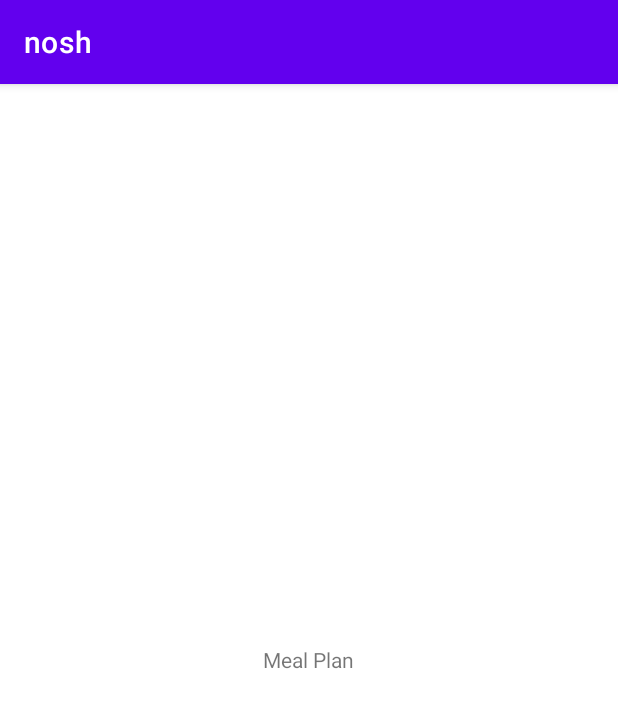
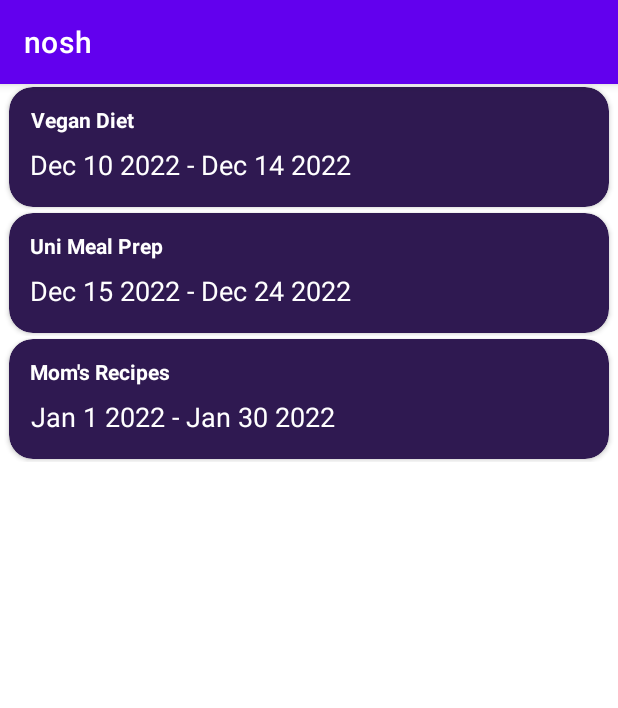
Before and after one commit to CMPUT301F22T04/nosh, an Android app: the fragment PlanFragment shown on its own in the app's theme, on a phone screen of 412 x 824 dp. Shown: the top 708 px of the screen. Run offline under Robolectric (Android 15) with nearby library versions, the light colour scheme and no system bars.

Commit message:
Adding meal plan recycler view

```diff
--- /dev/null
+++ b/app/src/main/java/com/example/nosh/fragments/plan/MealPlan_RecyclerViewAdapter.java
@@ -0,0 +1,59 @@
+package com.example.nosh.fragments.plan;
+
+import android.content.Context;
+import android.view.LayoutInflater;
+import android.view.View;
+import android.view.ViewGroup;
+import android.widget.TextView;
+
+import androidx.annotation.NonNull;
+import androidx.recyclerview.widget.RecyclerView;
+
+import com.example.nosh.R;
+
+import java.util.ArrayList;
+
+public class MealPlan_RecyclerViewAdapter extends RecyclerView.Adapter<MealPlan_RecyclerViewAdapter.MyViewHolder> {
+    private Context context;
+    private ArrayList<MockMealPlan> mealPlans;
+
+    public MealPlan_RecyclerViewAdapter(Context context, ArrayList<MockMealPlan> mealPlans){
+        this.context = context;
+        this.mealPlans = mealPlans;
+    }
+
+    @NonNull
+    @Override
+    public MealPlan_RecyclerViewAdapter.MyViewHolder onCreateViewHolder(@NonNull ViewGroup parent, int viewType) {
+        // inflate layout
+        LayoutInflater inflater = LayoutInflater.from(context);
+        View v = inflater.inflate(R.layout.meal_plan_recycler_view_row, parent, false);
+
+        return new MealPlan_RecyclerViewAdapter.MyViewHolder(v);
+    }
+
+    @Override
+    public void onBindViewHolder(@NonNull MealPlan_RecyclerViewAdapter.MyViewHolder holder, int position) {
+        // assign value to views
+        holder.planName.setText(mealPlans.get(position).getName());
+        holder.planSpan.setText(mealPlans.get(position).getSpan());
+    }
+
+    @Override
+    public int getItemCount() {
+        return mealPlans.size();
+    }
+
+    public static class MyViewHolder extends RecyclerView.ViewHolder{
+        // grabbing the views from recycler layout
+        TextView planName;
+        TextView planSpan;
+
+        public MyViewHolder(@NonNull View itemView) {
+            super(itemView);
+
+            planName = itemView.findViewById(R.id.plan_name);
+            planSpan = itemView.findViewById(R.id.plan_span);
+        }
+    }
+}
--- /dev/null
+++ b/app/src/main/java/com/example/nosh/fragments/plan/MockMealPlan.java
@@ -0,0 +1,27 @@
+package com.example.nosh.fragments.plan;
+
+public class MockMealPlan {
+    private String name;
+    private String span;
+
+    public MockMealPlan(String name, String span){
+        this.name = name;
+        this.span = span;
+    }
+
+    public String getName() {
+        return name;
+    }
+
+    public void setName(String name) {
+        this.name = name;
+    }
+
+    public String getSpan() {
+        return span;
+    }
+
+    public void setSpan(String span) {
+        this.span = span;
+    }
+}
--- a/app/src/main/java/com/example/nosh/fragments/plan/PlanFragment.java
+++ b/app/src/main/java/com/example/nosh/fragments/plan/PlanFragment.java
@@ -3,6 +3,8 @@ package com.example.nosh.fragments.plan;
 import android.os.Bundle;
 
 import androidx.fragment.app.Fragment;
+import androidx.recyclerview.widget.LinearLayoutManager;
+import androidx.recyclerview.widget.RecyclerView;
 
 import android.view.LayoutInflater;
 import android.view.View;
@@ -10,56 +12,52 @@ import android.view.ViewGroup;
 
 import com.example.nosh.R;
 
+import java.util.ArrayList;
+
 /**
  * A simple {@link Fragment} subclass.
  * Use the {@link PlanFragment#newInstance} factory method to
  * create an instance of this fragment.
  */
 public class PlanFragment extends Fragment {
-
-    // TODO: Rename parameter arguments, choose names that match
-    // the fragment initialization parameters, e.g. ARG_ITEM_NUMBER
-    private static final String ARG_PARAM1 = "param1";
-    private static final String ARG_PARAM2 = "param2";
-
-    // TODO: Rename and change types of parameters
-    private String mParam1;
-    private String mParam2;
+    ArrayList<MockMealPlan> mealPlans = new ArrayList<>();
 
     public PlanFragment() {
         // Required empty public constructor
     }
 
-    /**
-     * Use this factory method to create a new instance of
-     * this fragment using the provided parameters.
-     *
-     * @param param1 Parameter 1.
-     * @param param2 Parameter 2.
-     * @return A new instance of fragment PlanFragment.
-     */
-    // TODO: Rename and change types and number of parameters
     public static PlanFragment newInstance(String param1, String param2) {
         PlanFragment fragment = new PlanFragment();
-        Bundle args = new Bundle();
-        args.putString(ARG_PARAM1, param1);
-        args.putString(ARG_PARAM2, param2);
-        fragment.setArguments(args);
         return fragment;
     }
 
     @Override
     public void onCreate(Bundle savedInstanceState) {
         super.onCreate(savedInstanceState);
-        if (getArguments() != null) {
-            mParam1 = getArguments().getString(ARG_PARAM1);
-            mParam2 = getArguments().getString(ARG_PARAM2);
-        }
     }
 
     @Override
     public View onCreateView(LayoutInflater inflater, ViewGroup container, Bundle savedInstanceState) {
         // Inflate the layout for this fragment
-        return inflater.inflate(R.layout.fragment_plan, container, false);
+        View v = inflater.inflate(R.layout.fragment_plan, container, false);
+
+        RecyclerView recyclerView = v.findViewById(R.id.plan_recycler_view);
+
+        setUpTestData();
+
+        MealPlan_RecyclerViewAdapter adapter = new MealPlan_RecyclerViewAdapter(getContext(), mealPlans);
+        recyclerView.setAdapter(adapter);
+        recyclerView.setLayoutManager(new LinearLayoutManager(getContext()));
+
+        return v;
+    }
+
+    private void setUpTestData(){
+        String[] planNames = {"Vegan Diet", "Uni Meal Prep", "Mom's Recipes"};
+        String[] planSpans = {"Dec 10 2022 - Dec 14 2022", "Dec 15 2022 - Dec 24 2022", "Jan 1 2022 - Jan 30 2022"};
+
+        for (int i = 0; i < planNames.length; i++){
+            mealPlans.add(new MockMealPlan(planNames[i], planSpans[i]));
+        }
     }
 }
--- a/app/src/main/res/layout/fragment_plan.xml
+++ b/app/src/main/res/layout/fragment_plan.xml
@@ -1,21 +1,27 @@
 <?xml version="1.0" encoding="utf-8"?>
 <FrameLayout xmlns:android="http://schemas.android.com/apk/res/android"
     xmlns:tools="http://schemas.android.com/tools"
+    android:id="@+id/meal_plan_recycler_view"
     android:layout_width="match_parent"
     android:layout_height="match_parent"
     tools:context=".fragments.plan.PlanFragment">
 
     <RelativeLayout
         android:layout_width="match_parent"
-        android:layout_height="match_parent"
-        >
+        android:layout_height="match_parent">
 
-        <TextView
-            android:layout_width="wrap_content"
-            android:layout_height="wrap_content"
-            android:layout_centerInParent="true"
-            android:text="Meal Plan" />
-
+        <androidx.recyclerview.widget.RecyclerView
+            android:id="@+id/plan_recycler_view"
+            android:layout_width="match_parent"
+            android:layout_height="match_parent"
+            android:layout_alignParentStart="true"
+            android:layout_alignParentTop="true"
+            android:layout_alignParentEnd="true"
+            android:layout_alignParentBottom="true"
+            android:layout_marginStart="0dp"
+            android:layout_marginTop="0dp"
+            android:layout_marginEnd="0dp"
+            android:layout_marginBottom="0dp" />
     </RelativeLayout>
 
 </FrameLayout>
--- /dev/null
+++ b/app/src/main/res/layout/meal_plan_recycler_view_row.xml
@@ -0,0 +1,51 @@
+<?xml version="1.0" encoding="utf-8"?>
+<androidx.constraintlayout.widget.ConstraintLayout xmlns:android="http://schemas.android.com/apk/res/android"
+    xmlns:app="http://schemas.android.com/apk/res-auto"
+    xmlns:tools="http://schemas.android.com/tools"
+    android:layout_width="match_parent"
+    android:layout_height="wrap_content">
+
+    <androidx.cardview.widget.CardView
+        android:layout_marginTop="2dp"
+        android:layout_marginBottom="2dp"
+        android:layout_width="400dp"
+        android:layout_height="80dp"
+        app:cardBackgroundColor="#2F1951"
+        app:cardCornerRadius="16dp"
+        app:layout_constraintBottom_toBottomOf="parent"
+        app:layout_constraintEnd_toEndOf="parent"
+        app:layout_constraintStart_toStartOf="parent"
+        app:layout_constraintTop_toTopOf="parent">
+
+        <androidx.constraintlayout.widget.ConstraintLayout
+            android:layout_width="match_parent"
+            android:layout_height="match_parent">
+
+            <TextView
+                android:id="@+id/plan_span"
+                android:layout_width="wrap_content"
+                android:layout_height="wrap_content"
+                android:layout_marginTop="8dp"
+                android:text="Dec 10 2022 - Dec 14 2022"
+                android:textColor="#FFFFFF"
+                android:textSize="18sp"
+                app:layout_constraintEnd_toEndOf="parent"
+                app:layout_constraintHorizontal_bias="0.076"
+                app:layout_constraintStart_toStartOf="parent"
+                app:layout_constraintTop_toBottomOf="@+id/plan_name" />
+
+            <TextView
+                android:id="@+id/plan_name"
+                android:layout_width="wrap_content"
+                android:layout_height="wrap_content"
+                android:layout_marginTop="12dp"
+                android:text="Vegan Diet"
+                android:textColor="#FFFFFF"
+                android:textStyle="bold"
+                app:layout_constraintEnd_toEndOf="parent"
+                app:layout_constraintHorizontal_bias="0.045"
+                app:layout_constraintStart_toStartOf="parent"
+                app:layout_constraintTop_toTopOf="parent" />
+        </androidx.constraintlayout.widget.ConstraintLayout>
+    </androidx.cardview.widget.CardView>
+</androidx.constraintlayout.widget.ConstraintLayout>
```
